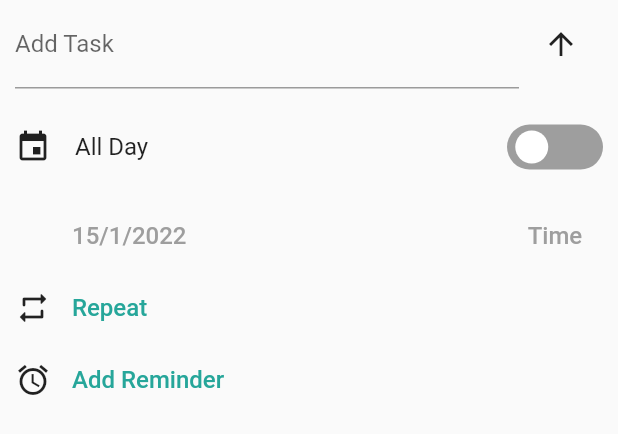
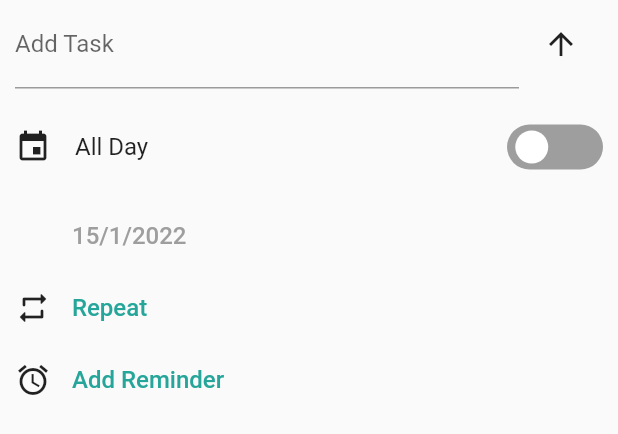
Before and after one commit to Humen-debug/TodoList, a Flutter app: the BuildTaskSheet widget shown alone on an empty page, opened directly with empty values, on a phone screen of 412 x 824 dp. Shown: the top 434 px of the screen. Run offline on Flutter 3.47's test engine with Material 2 defaults, Android fonts, the phone set to English and light mode, and no system bars; drawn by our look-alikes of flutter_switch; our stand-ins replace page_transition, reorderables, table_calendar.

Commit message:
fix isAllDay expand Time

```diff
--- a/Todo_List/todo_list/lib/Widgets/buildTaskSheet.dart
+++ b/Todo_List/todo_list/lib/Widgets/buildTaskSheet.dart
@@ -57,8 +57,7 @@ class _BuildTaskSheetState extends State<BuildTaskSheet> {
         const SizedBox(width: 16),
         const Text('All Day', style: TextStyle(fontSize: 16)),
         const Spacer(),
-        StatefulBuilder(builder: (context, StateSetter setState) {
-          return FlutterSwitch(
+        FlutterSwitch(
             height: 30,
             width: 64,
             activeColor: Theme.of(context).colorScheme.primary,
@@ -66,27 +65,21 @@ class _BuildTaskSheetState extends State<BuildTaskSheet> {
             onToggle: (value) {
               setState(() {
                 widget.task.isAllDay = value;
-
-                  // TODO: add shown fuction to Time if toggled
               });
-              });
-        }),
+            })
       ],
     );
   }
 
-  Widget selectDateandTime() {
+  Widget selectDateTime(BuildContext context) {
     return Row(
       children: [
         const SizedBox(width: 30),
         TimePickerWidget(task: widget.task, type: "Date"),
         const Spacer(),
-        TimePickerWidget(task: widget.task, type: 'Time')
-
-        // here is an issue for detecting / state changing problem
-        // !widget.task.isAllDay
-        //     ? TimePickerWidget(widget.task: widget.task, type: 'Time')
-        //     : const SizedBox.shrink(),
+        widget.task.isAllDay
+            ? TimePickerWidget(task: widget.task, type: 'Time')
+            : const SizedBox.shrink(),
       ],
     );
   }
@@ -163,7 +156,7 @@ class _BuildTaskSheetState extends State<BuildTaskSheet> {
               ),
               Padding(
                   padding: const EdgeInsets.only(top: 20),
-                  child: selectDateandTime()),
+                  child: selectDateTime(context)),
               addRepeatBtn(context),
               addReminderBtn(),
             ]),
```
Lines whose indentation alone changed are shown as unchanged.
